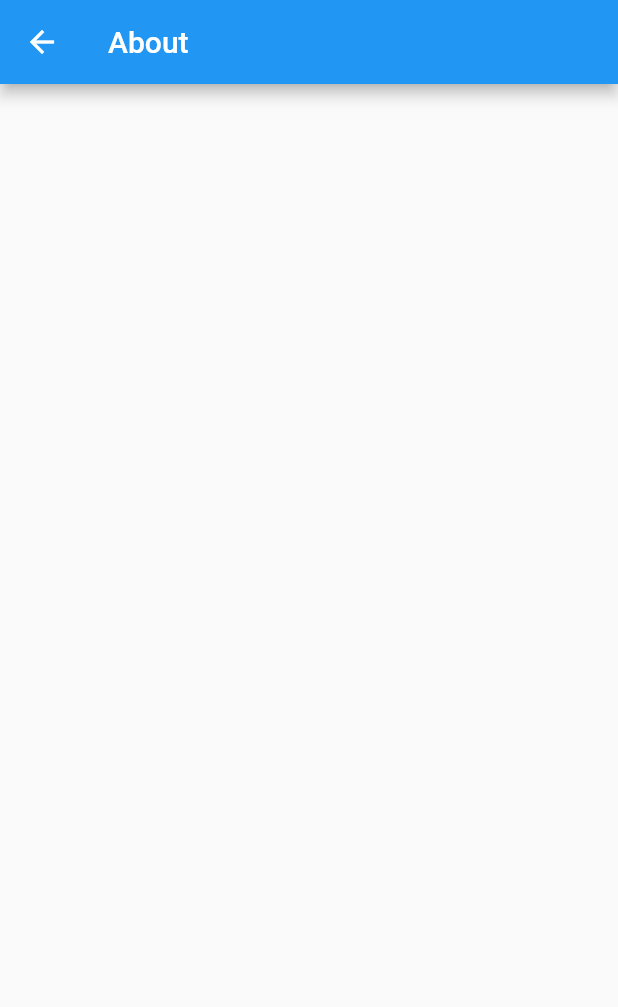
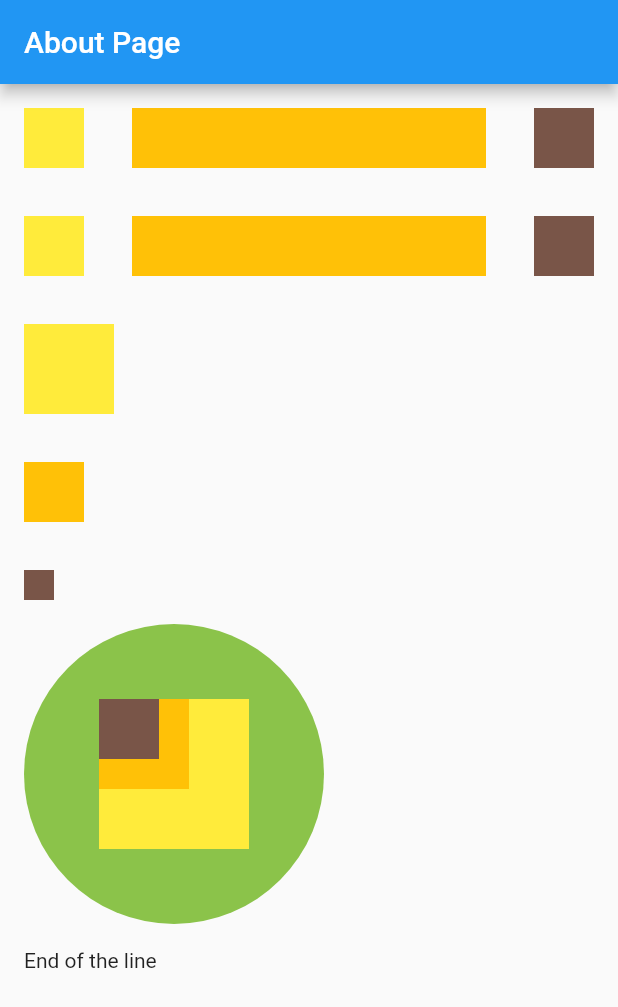
Before and after one commit to Fevado/beg-flutter, a Flutter app: the About screen opened directly, on a phone screen of 412 x 824 dp. Shown: the top 1007 px of the screen. Run offline on Flutter 3.47's test engine with Material 3 defaults, Android fonts, the phone set to English and light mode, and no system bars.

Commit message:
Practice deep into the flutter widget tree

```diff
--- a/ch4_starter_exercise/lib/main.dart
+++ b/ch4_starter_exercise/lib/main.dart
@@ -16,7 +16,7 @@
         primarySwatch: Colors.blue,
         useMaterial3: false,
       ),
-      home: Home(),
+      home: About(),
     );
   }
 }
--- a/ch4_starter_exercise/lib/pages/about.dart
+++ b/ch4_starter_exercise/lib/pages/about.dart
@@ -9,10 +9,122 @@
   @override
   Widget build(BuildContext context) {
     return Scaffold(
-      appBar: AppBar(
-        title: Text('About')
-        ),
-      body: Container(),
+      appBar: AppBar(title: Text('About Page')),
+      body: SafeArea(
+        child: SingleChildScrollView(
+         child: Padding(
+          padding: EdgeInsets.all(16.0),
+          child: Column(
+            children: <Widget>[
+              Row(
+                children: <Widget>[
+                  Container(
+                    color: Colors.yellow,
+                    height: 40.0,
+                    width: 40.0,
+                  ),
+                  Padding(padding: EdgeInsets.all(16.0),),
+                  Expanded(
+                    child: Container(
+                      color: Colors.amber,
+                      height: 40.0,
+                      width: 40.0,
+                    ),
+                    ),
+                    Padding(padding: EdgeInsets.all(16.0),),
+                    Container(
+                      color: Colors.brown,
+                      height: 40.0,
+                      width: 40.0,
+                    )
+                ],
+              ),
+              Padding(padding: EdgeInsets.all(16.0),),
+              Row(
+                children: <Widget>[
+                  Container(
+                    color: Colors.yellow,
+                    height: 40.0,
+                    width: 40.0,
+                  ),
+                  Padding(padding: EdgeInsets.all(16.0),),
+                  Expanded(
+                    child: Container(
+                      color: Colors.amber,
+                      height: 40.0,
+                      width: 40.0,
+                    ),
+                    ),
+                    Padding(padding: EdgeInsets.all(16.0),),
+                    Container(
+                      color: Colors.brown,
+                      height: 40.0,
+                      width: 40.0,
+                    )
+                ],
+              ),
+              Padding(padding: EdgeInsets.all(16.0),),
+              Row(
+                children: <Widget>[
+                  Column(
+                    crossAxisAlignment: CrossAxisAlignment.start,
+                    mainAxisSize: MainAxisSize.max,
+                    children: <Widget>[
+                      Container(
+                        color: Colors.yellow,
+                        height: 60.0,
+                        width: 60.0,
+                      ),
+                      Padding(padding: EdgeInsets.all(16.0),),
+                      Container(
+                        color: Colors.amber,
+                        height: 40.0,
+                        width: 40.0,
+                      ),
+                      Padding(padding: EdgeInsets.all(16.0),),
+                      Container(
+                        color: Colors.brown,
+                        height: 20.0,
+                        width: 20.0,
+                      ),
+                      Divider(),
+                      Row(
+                        children: <Widget>[
+                          CircleAvatar(
+                            backgroundColor: Colors.lightGreen,
+                            radius: 100,
+                            child: Stack(
+                              children: <Widget>[
+                                Container(
+                                  height: 100.0,
+                                  width: 100.0,
+                                  color: Colors.yellow,
+                                ),
+                                Container(
+                                  height: 60,
+                                  width: 60,
+                                  color: Colors.amber,
+                                ),
+                                Container(
+                                  height: 40.0,
+                                  width: 40.0,
+                                  color: Colors.brown,
+                                )
+                              ],
+                            ),
+                          )
+                        ],
+                      ),
+                      Divider(),
+                      Text('End of the line'),
+                    ],
+                  )
+                ],
+              )
+            ],
+          ),
+          ),
+      )),
     );
   }
 }
```
